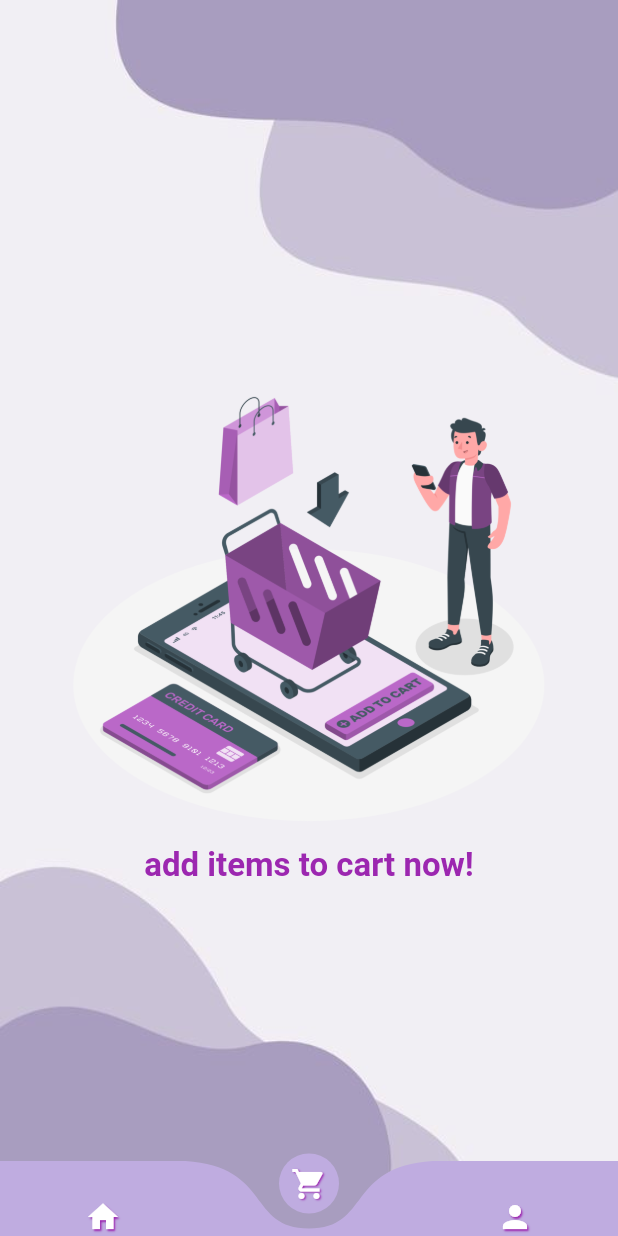
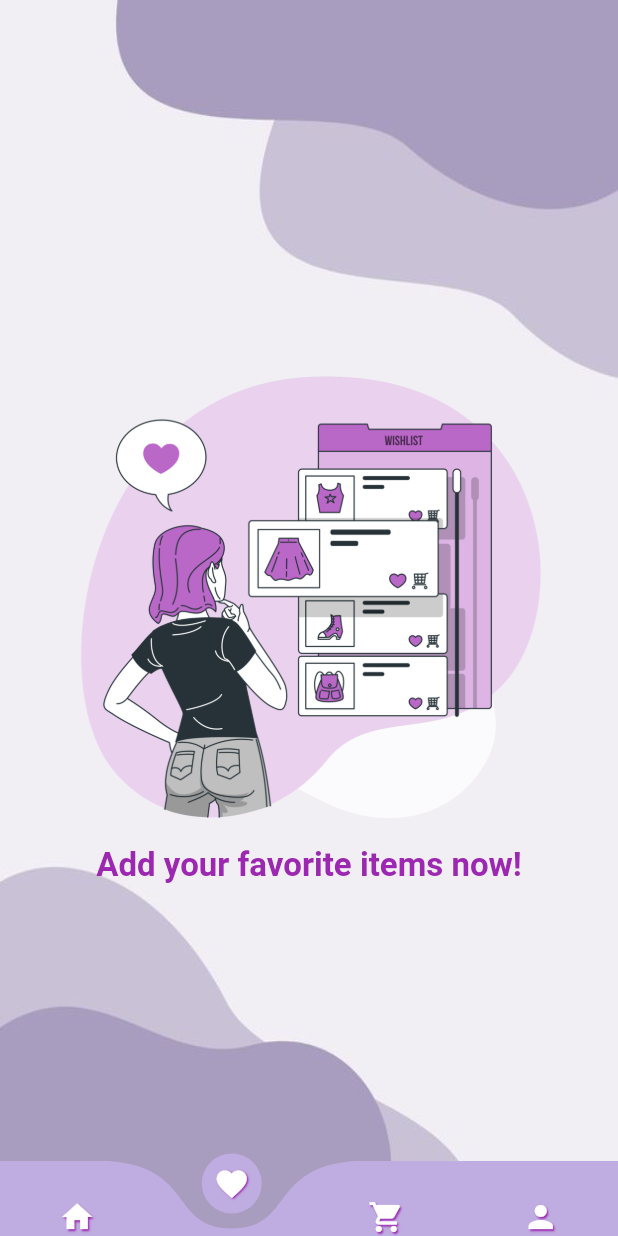
Before and after one commit to AhmedHWally/shoply, a Flutter app: the HomeView screen opened directly, item 2 of the bottom bar chosen, on a phone screen of 412 x 824 dp. Run offline on Flutter 3.47's test engine with Material 2 defaults, Android fonts, the light colour scheme and no system bars; drawn by our look-alikes of curved_navigation_bar; our stand-ins replace auto_size_text, bloc, cached_network_image, carousel_slider, cloud_firestore, firebase_auth and 8 more; accounts and stored records are empty.

Commit message:
add favorite page and fix mark as favorite problem

```diff
--- a/lib/Features/home/presentation/manager/favorite_cubit/favorite_cubit.dart
+++ b/lib/Features/favorite/presentation/manager/favorite_cubit/favorite_cubit.dart
@@ -14,6 +14,8 @@ class FavoriteCubit extends Cubit<FavoriteState> {
   set favoriteItems(List<Product> items) {
     _favoriteItems = items;
   }
+
+  List<Product> get favoriteItems => [..._favoriteItems].reversed.toList();
 
   void toggleFavorites(
     String id,
@@ -32,6 +34,8 @@ class FavoriteCubit extends Cubit<FavoriteState> {
     } else {
       _favoriteItems.add(product);
     }
+    print(_favoriteItems);
+    print(product.title);
     emit(FavoriteSuccess());
   }
 }
--- /dev/null
+++ b/lib/Features/favorite/presentation/views/favorite_products_view.dart
@@ -0,0 +1,14 @@
+import 'package:flutter/material.dart';
+import 'package:shoply/Features/favorite/presentation/views/widgets/favoriteProductsView_body.dart';
+
+class FavoriteProductsView extends StatelessWidget {
+  const FavoriteProductsView({super.key});
+
+  @override
+  Widget build(BuildContext context) {
+    return const Scaffold(
+      backgroundColor: Colors.transparent,
+      body: FavoriteProductsBody(),
+    );
+  }
+}
--- /dev/null
+++ b/lib/Features/favorite/presentation/views/widgets/favoriteProductsView_body.dart
@@ -0,0 +1,57 @@
+import 'package:flutter/material.dart';
+import 'package:flutter_bloc/flutter_bloc.dart';
+import 'package:shoply/Features/favorite/presentation/views/widgets/favorite_products_item.dart';
+
+import '../../../../../constans.dart';
+import '../../manager/favorite_cubit/favorite_cubit.dart';
+
+class FavoriteProductsBody extends StatelessWidget {
+  const FavoriteProductsBody({super.key});
+
+  @override
+  Widget build(BuildContext context) {
+    final height = MediaQuery.of(context).size.height;
+    return BlocBuilder<FavoriteCubit, FavoriteState>(
+        builder: (context, state) =>
+            BlocProvider.of<FavoriteCubit>(context).favoriteItems.isEmpty
+                ? Center(
+                    child: Column(
+                      mainAxisAlignment: MainAxisAlignment.center,
+                      children: [
+                        Container(
+                          height: height * 0.4,
+                          decoration: BoxDecoration(
+                              borderRadius: BorderRadius.circular(16),
+                              image: const DecorationImage(
+                                  image: AssetImage(kAddToFavoriteImage))),
+                        ),
+                        const Text(
+                          'Add your favorite items now!',
+                          style: TextStyle(
+                              fontSize: 22,
+                              fontWeight: FontWeight.bold,
+                              color: kPrimaryColor),
+                        ),
+                      ],
+                    ),
+                  )
+                : Padding(
+                    padding: const EdgeInsets.all(16),
+                    child: GridView.builder(
+                        physics: const BouncingScrollPhysics(),
+                        itemCount: BlocProvider.of<FavoriteCubit>(context)
+                            .favoriteItems
+                            .length,
+                        gridDelegate: SliverGridDelegateWithFixedCrossAxisCount(
+                          mainAxisSpacing: 12,
+                          crossAxisCount: 1,
+                          mainAxisExtent: height * 0.25,
+                        ),
+                        itemBuilder: (context, index) => FavoriteProductsItem(
+                              index: index,
+                              product: BlocProvider.of<FavoriteCubit>(context)
+                                  .favoriteItems[index],
+                            )),
+                  ));
+  }
+}
--- a/lib/Features/home/presentation/manager/offers_cubit/offers_cubit.dart
+++ b/lib/Features/home/presentation/manager/offers_cubit/offers_cubit.dart
@@ -18,7 +18,7 @@ class OffersCubit extends Cubit<OffersState> {
         _offerImagesUrls
             .add((doc.data() as Map<String, dynamic>)['offerImageUrl']);
       }
-      print([..._offerImagesUrls]);
+
       emit(OffersSuccess([..._offerImagesUrls]));
     } on FirebaseException catch (e) {
       emit(OffersFaliure());
--- a/lib/Features/home/presentation/manager/products_cubit/products_state.dart
+++ b/lib/Features/home/presentation/manager/products_cubit/products_state.dart
@@ -14,4 +14,4 @@ class ProductsFailure extends ProductsState {
 
 class ProductsSuccess extends ProductsState {}
 
-class EmptyFavorites extends ProductsState {}
+class FilterProducts extends ProductsState {}
--- a/lib/Features/home/presentation/views/home_view.dart
+++ b/lib/Features/home/presentation/views/home_view.dart
@@ -3,6 +3,7 @@ import 'package:flutter/material.dart';
 import 'package:flutter_bloc/flutter_bloc.dart';
 import 'package:shoply/Features/authentation/presentation/manager/auth_cubit/auth_cubit.dart';
 import 'package:shoply/Features/cart/presentation/views/cart_view.dart';
+import 'package:shoply/Features/favorite/presentation/views/favorite_products_view.dart';
 import 'package:shoply/Features/home/presentation/views/widgets/homeview_body.dart';
 import 'package:shoply/Features/home/presentation/manager/products_cubit/products_cubit.dart';
 import 'package:shoply/Features/user/presentation/user_view.dart';
@@ -18,7 +19,12 @@ class HomeView extends StatefulWidget {
 
 class _HomeViewState extends State<HomeView> {
   int index = 0;
-  final screens = [const HomeViewBody(), const CartView(), const UserView()];
+  final screens = [
+    const HomeViewBody(),
+    const FavoriteProductsView(),
+    const CartView(),
+    const UserView()
+  ];
   @override
   void initState() {
     BlocProvider.of<ProductsCubit>(context).loadProducts();
@@ -34,6 +40,11 @@ class _HomeViewState extends State<HomeView> {
     final items = <Widget>[
       Icon(
         Icons.home,
+        color: Colors.white,
+        shadows: [buildShadow()],
+      ),
+      Icon(
+        Icons.favorite,
         color: Colors.white,
         shadows: [buildShadow()],
       ),
@@ -60,6 +71,8 @@ class _HomeViewState extends State<HomeView> {
             bottomNavigationBar: CurvedNavigationBar(
               onTap: (currentIndex) {
                 if (currentIndex == 1) {
+                  precacheImage(const AssetImage(kAddToFavoriteImage), context);
+                } else if (currentIndex == 2) {
                   precacheImage(const AssetImage(kAddToCartImage), context);
                 }
                 setState(() => index = currentIndex);
--- a/lib/Features/home/presentation/views/widgets/custom_grid_item.dart
+++ b/lib/Features/home/presentation/views/widgets/custom_grid_item.dart
@@ -5,8 +5,9 @@ import 'package:flutter_bloc/flutter_bloc.dart';
 import 'package:shoply/constans.dart';
 
 import '../../../../../core/widgets/custom_text.dart';
+import '../../../../favorite/presentation/manager/favorite_cubit/favorite_cubit.dart';
 import '../../../data/models/products_model.dart';
-import '../../manager/favorite_cubit/favorite_cubit.dart';
+
 import '../product_details_view.dart';
 
 class CustomGridItem extends StatelessWidget {
--- a/lib/Features/home/presentation/views/widgets/searchview_body.dart
+++ b/lib/Features/home/presentation/views/widgets/searchview_body.dart
@@ -6,7 +6,7 @@ import 'package:shoply/Features/home/presentation/manager/search_cubit/search_cu
 import '../../../../../constans.dart';
 import '../../../../../core/widgets/custom_text.dart';
 
-import '../../manager/favorite_cubit/favorite_cubit.dart';
+import '../../../../favorite/presentation/manager/favorite_cubit/favorite_cubit.dart';
 import '../product_details_view.dart';
 
 class SearchViewBody extends StatelessWidget {
--- a/lib/Features/order/presentation/manager/order_cubit/order_cubit.dart
+++ b/lib/Features/order/presentation/manager/order_cubit/order_cubit.dart
@@ -54,4 +54,8 @@ class OrderCubit extends Cubit<OrderState> {
       emit(GetUserOrdersFailed(errMessage: e.toString()));
     }
   }
+
+  void confirmOrder() {
+    emit(OrderConfirm());
+  }
 }
--- a/lib/Features/order/presentation/manager/order_cubit/order_state.dart
+++ b/lib/Features/order/presentation/manager/order_cubit/order_state.dart
@@ -10,6 +10,8 @@ class OrderStart extends OrderState {}
 class OrderSuccess extends OrderState {}
 
 class OrderFailed extends OrderState {}
+
+class OrderConfirm extends OrderState {}
 
 class GetUserOrdersStarted extends OrderState {}
 
--- a/lib/Features/user/presentation/widgets/user_orders_viewbody.dart
+++ b/lib/Features/user/presentation/widgets/user_orders_viewbody.dart
@@ -134,7 +134,7 @@ class UserOrdersViewBody extends StatelessWidget {
                                               Expanded(child: Text(item.title)),
                                               Expanded(
                                                 child: Text(
-                                                    'price: ${item.price * item.quantity}\$'),
+                                                    'price: ${item.price}\$'),
                                               ),
                                               Text('x ${item.quantity}')
                                             ],
--- a/lib/main.dart
+++ b/lib/main.dart
@@ -10,7 +10,8 @@ import 'package:shoply/Features/home/presentation/manager/products_cubit/product
 import 'package:shoply/Features/home/presentation/manager/search_cubit/search_cubit.dart';
 import 'package:shoply/Features/home/presentation/views/home_view.dart';
 
-import 'Features/home/presentation/manager/favorite_cubit/favorite_cubit.dart';
+import 'Features/favorite/presentation/manager/favorite_cubit/favorite_cubit.dart';
+
 import 'Features/onBoarding/presentation/views/onboarding_view.dart';
 import 'package:firebase_core/firebase_core.dart';
 
```
Also changed, not shown: lib/Features/favorite/presentation/views/widgets/favorite_products_item.dart (added, +105 -0 lines), lib/Features/home/presentation/manager/products_cubit/products_cubit.dart (+16 -28 lines), lib/Features/home/presentation/views/widgets/categories_listview.dart (+4 -6 lines), lib/Features/home/presentation/views/widgets/homeview_body.dart (+6 -24 lines), lib/Features/order/presentation/widgets/orderview_body.dart (+39 -15 lines), lib/Features/favorite/presentation/manager/favorite_cubit/favorite_state.dart (renamed from lib/Features/home/presentation/manager/favorite_cubit/favorite_state.dart).
